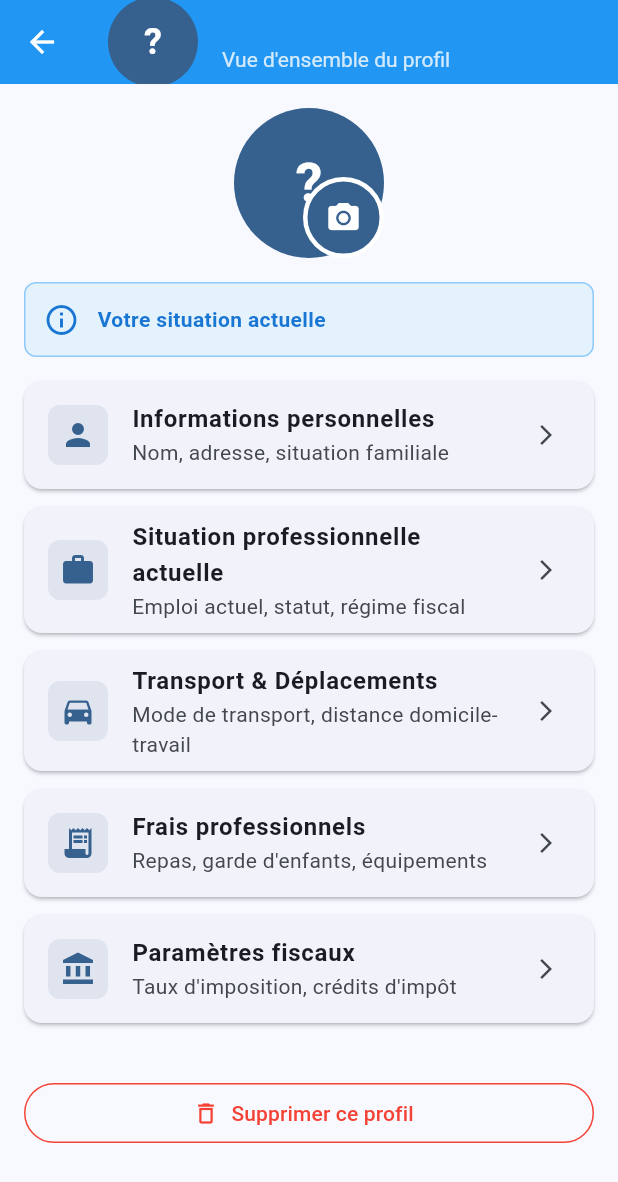
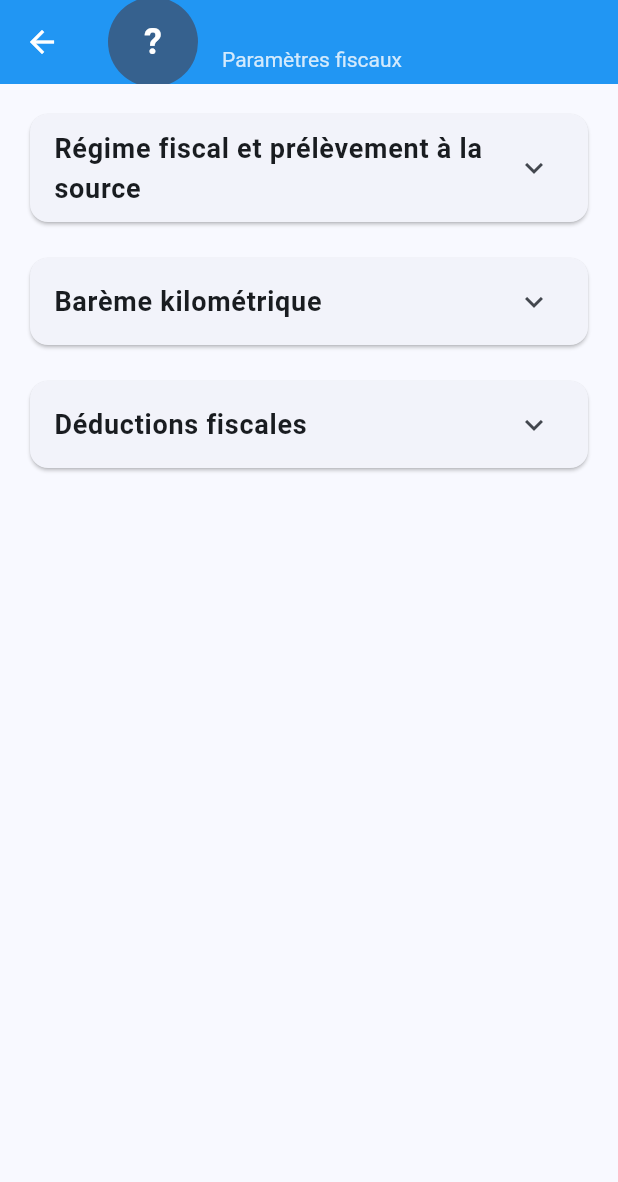
Before and after one commit to ShakaTry/job_cost, a Flutter app: the ProfileDetailScreen screen opened directly with empty values, after a tap on "Paramètres fiscaux", on a phone screen of 412 x 824 dp. Shown: the top 1182 px of the screen. Run offline on Flutter 3.47's test engine with Material 3 defaults, Android fonts, the phone set to English and light mode, and no system bars; our stand-ins replace shared_preferences; accounts and stored records are empty.

Commit message:
feat: Ajouter la page Paramètres fiscaux
- Créer fiscal_parameters_screen.dart avec architecture ExpansionTile
- Ajouter 6 nouveaux champs fiscaux dans UserProfile
- Mettre à jour profile_service.dart pour gérer les nouveaux champs
- Ajouter les constantes nécessaires (régimes fiscaux, barème kilométrique)
- Intégrer la page dans profile_detail_screen.dart
- Nettoyer une méthode non utilisée dans personal_info_screen.dart

🤖 Generated with [Claude Code](https://claude.ai/code)

Co-Authored-By: Claude <noreply@anthropic.com>

```diff
--- a/lib/constants/app_constants.dart
+++ b/lib/constants/app_constants.dart
@@ -129,4 +129,22 @@ class AppConstants {
     'Centre de loisirs',
     'Autre',
   ];
+
+  // Fiscal parameters
+  static const List<String> fiscalRegimes = [
+    'Déduction forfaitaire 10%',
+    'Frais réels',
+  ];
+
+  static const List<String> mileageScaleCategories = [
+    '3-4 CV',
+    '5 CV',
+    '6 CV',
+    '7 CV et plus',
+  ];
+
+  // Default fiscal values
+  static const double defaultWithholdingRate = 0.0; // %
+  static const double defaultFiscalParts = 1.0;
+  static const double defaultDeductibleCSG = 6.8; // % standard
 }
--- a/lib/constants/app_strings.dart
+++ b/lib/constants/app_strings.dart
@@ -70,8 +70,8 @@ class AppStrings {
   static const String transportSubtitle = 'Mode de transport, distance domicile-travail';
   static const String professionalExpensesTitle = 'Frais professionnels';
   static const String professionalExpensesSubtitle = 'Repas, garde d\'enfants, équipements';
-  static const String taxParametersTitle = 'Paramètres fiscaux';
-  static const String taxParametersSubtitle = 'Taux d\'imposition, crédits d\'impôt';
+  static const String fiscalParametersTitle = 'Paramètres fiscaux';
+  static const String fiscalParametersSubtitle = 'Régime fiscal, taux de prélèvement';
 
   // Other
   static const String notSpecified = 'Non renseigné';
--- a/lib/models/user_profile.dart
+++ b/lib/models/user_profile.dart
@@ -50,6 +50,14 @@ class UserProfile {
   final double? trainingCost; // Formation non remboursée
   final double? unionFees; // Cotisations syndicales
 
+  // Fiscal parameters fields
+  final String? fiscalRegime; // Régime fiscal (réel ou forfaitaire)
+  final double? withholdingRate; // Taux de prélèvement à la source
+  final double? fiscalParts; // Nombre de parts fiscales
+  final String? mileageScaleCategory; // Catégorie barème kilométrique (3-4CV, 5CV, etc.)
+  final double? deductibleCSG; // CSG déductible (pourcentage personnalisé si différent du standard)
+  final double? additionalDeductions; // Autres déductions fiscales mensuelles
+
   UserProfile({
     required this.id,
     required this.lastName,
@@ -93,6 +101,12 @@ class UserProfile {
     this.professionalEquipment,
     this.trainingCost,
     this.unionFees,
+    this.fiscalRegime,
+    this.withholdingRate,
+    this.fiscalParts,
+    this.mileageScaleCategory,
+    this.deductibleCSG,
+    this.additionalDeductions,
   });
 
   String get fullName => '$firstName $lastName';
@@ -138,6 +152,12 @@ class UserProfile {
     double? professionalEquipment,
     double? trainingCost,
     double? unionFees,
+    String? fiscalRegime,
+    double? withholdingRate,
+    double? fiscalParts,
+    String? mileageScaleCategory,
+    double? deductibleCSG,
+    double? additionalDeductions,
   }) {
     return UserProfile(
       id: id,
@@ -182,6 +202,12 @@ class UserProfile {
       professionalEquipment: professionalEquipment ?? this.professionalEquipment,
       trainingCost: trainingCost ?? this.trainingCost,
       unionFees: unionFees ?? this.unionFees,
+      fiscalRegime: fiscalRegime ?? this.fiscalRegime,
+      withholdingRate: withholdingRate ?? this.withholdingRate,
+      fiscalParts: fiscalParts ?? this.fiscalParts,
+      mileageScaleCategory: mileageScaleCategory ?? this.mileageScaleCategory,
+      deductibleCSG: deductibleCSG ?? this.deductibleCSG,
+      additionalDeductions: additionalDeductions ?? this.additionalDeductions,
     );
   }
 
@@ -226,6 +252,12 @@ class UserProfile {
     double? professionalEquipment,
     double? trainingCost,
     double? unionFees,
+    String? fiscalRegime,
+    double? withholdingRate,
+    double? fiscalParts,
+    String? mileageScaleCategory,
+    double? deductibleCSG,
+    double? additionalDeductions,
   }) {
     return UserProfile(
       id: DateTime.now().millisecondsSinceEpoch.toString(),
@@ -270,6 +302,12 @@ class UserProfile {
       professionalEquipment: professionalEquipment,
       trainingCost: trainingCost,
       unionFees: unionFees,
+      fiscalRegime: fiscalRegime,
+      withholdingRate: withholdingRate,
+      fiscalParts: fiscalParts,
+      mileageScaleCategory: mileageScaleCategory,
+      deductibleCSG: deductibleCSG,
+      additionalDeductions: additionalDeductions,
     );
   }
 }
--- /dev/null
+++ b/lib/screens/fiscal_parameters_screen.dart
@@ -0,0 +1,368 @@
+import 'package:flutter/material.dart';
+import 'package:flutter/services.dart';
+import '../models/user_profile.dart';
+import '../services/profile_service.dart';
+import '../constants/app_constants.dart';
+import '../constants/app_strings.dart';
+import '../widgets/profile_avatar.dart';
+
+class FiscalParametersScreen extends StatefulWidget {
+  final UserProfile profile;
+
+  const FiscalParametersScreen({
+    super.key,
+    required this.profile,
+  });
+
+  @override
+  State<FiscalParametersScreen> createState() => _FiscalParametersScreenState();
+}
+
+class _FiscalParametersScreenState extends State<FiscalParametersScreen> {
+  final _profileService = ProfileService();
+  late UserProfile _profile;
+
+  // Controllers pour régime fiscal
+  final _withholdingRateController = TextEditingController();
+  final _fiscalPartsController = TextEditingController();
+
+  // Controllers pour barème kilométrique
+  final _deductibleCSGController = TextEditingController();
+
+  // Controllers pour autres déductions
+  final _additionalDeductionsController = TextEditingController();
+
+  String? _fiscalRegime;
+  String? _mileageScaleCategory;
+
+  // États d'expansion des sections
+  bool _fiscalRegimeExpanded = false;
+  bool _mileageScaleExpanded = false;
+  bool _deductionsExpanded = false;
+
+  @override
+  void initState() {
+    super.initState();
+    _profile = widget.profile;
+    _initializeControllers();
+    _setupListeners();
+  }
+
+  void _initializeControllers() {
+    // Régime fiscal
+    _fiscalRegime = _profile.fiscalRegime;
+    _withholdingRateController.text = _profile.withholdingRate?.toStringAsFixed(2) ?? '';
+    _fiscalPartsController.text = _profile.fiscalParts?.toStringAsFixed(1) ?? '';
+
+    // Barème kilométrique
+    _mileageScaleCategory = _profile.mileageScaleCategory;
+    _deductibleCSGController.text = _profile.deductibleCSG?.toStringAsFixed(2) ?? '';
+
+    // Autres déductions
+    _additionalDeductionsController.text = _profile.additionalDeductions?.toStringAsFixed(2) ?? '';
+  }
+
+  void _setupListeners() {
+    // Listeners pour sauvegarde automatique
+    _withholdingRateController.addListener(_saveProfile);
+    _fiscalPartsController.addListener(_saveProfile);
+    _deductibleCSGController.addListener(_saveProfile);
+    _additionalDeductionsController.addListener(_saveProfile);
+  }
+
+  @override
+  void dispose() {
+    // Disposal des controllers
+    _withholdingRateController.dispose();
+    _fiscalPartsController.dispose();
+    _deductibleCSGController.dispose();
+    _additionalDeductionsController.dispose();
+    super.dispose();
+  }
+
+  Future<void> _saveProfile() async {
+    try {
+      _profile = _profile.copyWith(
+        fiscalRegime: _fiscalRegime,
+        withholdingRate: double.tryParse(_withholdingRateController.text),
+        fiscalParts: double.tryParse(_fiscalPartsController.text),
+        mileageScaleCategory: _mileageScaleCategory,
+        deductibleCSG: double.tryParse(_deductibleCSGController.text),
+        additionalDeductions: double.tryParse(_additionalDeductionsController.text),
+      );
+
+      await _profileService.updateProfile(_profile);
+    } catch (e) {
+      debugPrint('Erreur lors de la sauvegarde: $e');
+    }
+  }
+
+  @override
+  Widget build(BuildContext context) {
+    return PopScope(
+      canPop: false,
+      onPopInvokedWithResult: (didPop, result) async {
+        if (!didPop) {
+          Navigator.pop(context, _profile);
+        }
+      },
+      child: Scaffold(
+        appBar: AppBar(
+          backgroundColor: Colors.blue,
+          foregroundColor: Colors.white,
+          elevation: 0,
+          title: Row(
+            children: [
+              ProfileAvatar(
+                firstName: _profile.firstName,
+                radius: AppConstants.smallAvatarRadius,
+                fontSize: AppConstants.smallAvatarFontSize,
+              ),
+              const SizedBox(width: AppConstants.defaultPadding),
+              Expanded(
+                child: Column(
+                  crossAxisAlignment: CrossAxisAlignment.start,
+                  children: [
+                    Text(
+                      _profile.fullName,
+                      style: const TextStyle(
+                        fontSize: 18,
+                        fontWeight: FontWeight.bold,
+                      ),
+                    ),
+                    Text(
+                      AppStrings.fiscalParametersTitle,
+                      style: TextStyle(
+                        fontSize: 14,
+                        color: Colors.white.withValues(alpha: 0.8),
+                      ),
+                    ),
+                  ],
+                ),
+              ),
+            ],
+          ),
+        ),
+        body: SingleChildScrollView(
+          padding: const EdgeInsets.all(16.0),
+          child: Column(
+            crossAxisAlignment: CrossAxisAlignment.stretch,
+            children: [
+              // Section 1 - Régime fiscal et prélèvement à la source
+              Card(
+                child: ExpansionTile(
+                  initiallyExpanded: _fiscalRegimeExpanded,
+                  onExpansionChanged: (expanded) {
+                    setState(() {
+                      _fiscalRegimeExpanded = expanded;
+                    });
+                  },
+                  shape: const Border(),
+                  title: const Text(
+                    'Régime fiscal et prélèvement à la source',
+                    style: TextStyle(
+                      fontSize: 18,
+                      fontWeight: FontWeight.bold,
+                    ),
+                  ),
+                  children: [
+                    Padding(
+                      padding: const EdgeInsets.all(16.0),
+                      child: Column(
+                        children: [
+                          DropdownButtonFormField<String>(
+                            value: _fiscalRegime,
+                            decoration: const InputDecoration(
+                              labelText: 'Régime fiscal',
+                              border: OutlineInputBorder(),
+                            ),
+                            items: AppConstants.fiscalRegimes.map((regime) {
+                              return DropdownMenuItem(
+                                value: regime,
+                                child: Text(regime),
+                              );
+                            }).toList(),
+                            onChanged: (value) {
+                              setState(() {
+                                _fiscalRegime = value;
+                                _saveProfile();
+                              });
+                            },
+                          ),
+                          const SizedBox(height: 16),
+                          TextFormField(
+                            controller: _withholdingRateController,
+                            decoration: const InputDecoration(
+                              labelText: 'Taux de prélèvement à la source',
+                              hintText: 'Ex: 7.50',
+                              suffixText: '%',
+                              border: OutlineInputBorder(),
+                            ),
+                            keyboardType: const TextInputType.numberWithOptions(decimal: true),
+                            inputFormatters: [
+                              FilteringTextInputFormatter.allow(RegExp(r'^\d*\.?\d{0,2}')),
+                            ],
+                            textInputAction: TextInputAction.next,
+                          ),
+                          const SizedBox(height: 16),
+                          TextFormField(
+                            controller: _fiscalPartsController,
+                            decoration: const InputDecoration(
+                              labelText: 'Nombre de parts fiscales',
+                              hintText: 'Ex: 2.5',
+                              border: OutlineInputBorder(),
+                            ),
+                            keyboardType: const TextInputType.numberWithOptions(decimal: true),
+                            inputFormatters: [
+                              FilteringTextInputFormatter.allow(RegExp(r'^\d*\.?\d{0,1}')),
+                            ],
+                            textInputAction: TextInputAction.next,
+                          ),
+                        ],
+                      ),
+                    ),
+                  ],
+                ),
+              ),
+              const SizedBox(height: 16),
+
+              // Section 2 - Barème kilométrique
+              Card(
+                child: ExpansionTile(
+                  initiallyExpanded: _mileageScaleExpanded,
+                  onExpansionChanged: (expanded) {
+                    setState(() {
+                      _mileageScaleExpanded = expanded;
+                    });
+                  },
+                  shape: const Border(),
+                  title: const Text(
+                    'Barème kilométrique',
+                    style: TextStyle(
+                      fontSize: 18,
+                      fontWeight: FontWeight.bold,
+                    ),
+                  ),
+                  children: [
+                    Padding(
+                      padding: const EdgeInsets.all(16.0),
+                      child: Column(
+                        children: [
+                          DropdownButtonFormField<String>(
+                            value: _mileageScaleCategory,
+                            decoration: const InputDecoration(
+                              labelText: 'Catégorie du barème kilométrique',
+                              border: OutlineInputBorder(),
+                            ),
+                            items: AppConstants.mileageScaleCategories.map((category) {
+                              return DropdownMenuItem(
+                                value: category,
+                                child: Text(category),
+                              );
+                            }).toList(),
+                            onChanged: (value) {
+                              setState(() {
+                                _mileageScaleCategory = value;
+                                _saveProfile();
+                              });
+                            },
+                          ),
+                          const SizedBox(height: 16),
+                          Container(
+                            padding: const EdgeInsets.all(12),
+                            decoration: BoxDecoration(
+                              color: Colors.blue.withValues(alpha: 0.1),
+                              borderRadius: BorderRadius.circular(8),
+                            ),
+                            child: Row(
+                              children: [
+                                Icon(
+                                  Icons.info_outline,
+                                  color: Colors.blue[700],
+                                  size: 20,
+                                ),
+                                const SizedBox(width: 8),
+                                Expanded(
+                                  child: Text(
+                                    'Le barème kilométrique sera utilisé pour calculer vos frais réels de transport',
+                                    style: TextStyle(
+                                      color: Colors.blue[700],
+                                      fontSize: 14,
+                                    ),
+                                  ),
+                                ),
+                              ],
+                            ),
+                          ),
+                        ],
+                      ),
+                    ),
+                  ],
+                ),
+              ),
+              const SizedBox(height: 16),
+
+              // Section 3 - Déductions fiscales
+              Card(
+                child: ExpansionTile(
+                  initiallyExpanded: _deductionsExpanded,
+                  onExpansionChanged: (expanded) {
+                    setState(() {
+                      _deductionsExpanded = expanded;
+                    });
+                  },
+                  shape: const Border(),
+                  title: const Text(
+                    'Déductions fiscales',
+                    style: TextStyle(
+                      fontSize: 18,
+                      fontWeight: FontWeight.bold,
+                    ),
+                  ),
+                  children: [
+                    Padding(
+                      padding: const EdgeInsets.all(16.0),
+                      child: Column(
+                        children: [
+                          TextFormField(
+                            controller: _deductibleCSGController,
+                            decoration: const InputDecoration(
+                              labelText: 'CSG déductible (si différent du standard)',
+                              hintText: 'Laisser vide pour utiliser le taux standard',
+                              suffixText: '%',
+                              border: OutlineInputBorder(),
+                            ),
+                            keyboardType: const TextInputType.numberWithOptions(decimal: true),
+                            inputFormatters: [
+                              FilteringTextInputFormatter.allow(RegExp(r'^\d*\.?\d{0,2}')),
+                            ],
+                            textInputAction: TextInputAction.next,
+                          ),
+                          const SizedBox(height: 16),
+                          TextFormField(
+                            controller: _additionalDeductionsController,
+                            decoration: const InputDecoration(
+                              labelText: 'Autres déductions fiscales mensuelles',
+                              hintText: 'Pension alimentaire, épargne retraite, etc.',
+                              suffixText: '€/mois',
+                              border: OutlineInputBorder(),
+                            ),
+                            keyboardType: const TextInputType.numberWithOptions(decimal: true),
+                            inputFormatters: [
+                              FilteringTextInputFormatter.allow(RegExp(r'^\d*\.?\d{0,2}')),
+                            ],
+                            textInputAction: TextInputAction.done,
+                          ),
+                        ],
+                      ),
+                    ),
+                  ],
+                ),
+              ),
+            ],
+          ),
+        ),
+      ),
+    );
+  }
+}
--- a/lib/screens/personal_info_screen.dart
+++ b/lib/screens/personal_info_screen.dart
@@ -617,24 +617,4 @@ class _PersonalInfoScreenState extends State<PersonalInfoScreen> {
     );
   }
 
-  void _pickImage() {
-    showDialog(
-      context: context,
-      builder: (BuildContext context) {
-        return AlertDialog(
-          title: const Text(AppStrings.profilePhotoTitle),
-          content: const Text(AppStrings.profilePhotoInfo),
-          actions: [
-            TextButton(
-              onPressed: () {
-                Navigator.of(context).pop();
-              },
-              child: const Text(AppStrings.ok),
-            ),
-          ],
-        );
-      },
-    );
-  }
-
 }
--- a/lib/screens/profile_detail_screen.dart
+++ b/lib/screens/profile_detail_screen.dart
@@ -8,6 +8,7 @@ import 'personal_info_screen.dart';
 import 'professional_situation_screen.dart';
 import 'transport_screen.dart';
 import 'professional_expenses_screen.dart';
+import 'fiscal_parameters_screen.dart';
 
 class ProfileDetailScreen extends StatefulWidget {
   final UserProfile profile;
@@ -221,10 +222,30 @@ class _ProfileDetailScreenState extends State<ProfileDetailScreen> {
               _buildSectionCard(
                 context,
                 icon: Icons.account_balance,
-                title: AppStrings.taxParametersTitle,
-                subtitle: AppStrings.taxParametersSubtitle,
-                onTap: () {
-                  // TODO: Navigation
+                title: AppStrings.fiscalParametersTitle,
+                subtitle: AppStrings.fiscalParametersSubtitle,
+                onTap: () async {
+                  try {
+                    final updatedProfile = await Navigator.push<UserProfile>(
+                      context,
+                      MaterialPageRoute(
+                        builder: (context) => FiscalParametersScreen(profile: profile),
+                      ),
+                    );
+
+                    if (updatedProfile != null && mounted) {
+                      setState(() {
+                        profile = updatedProfile;
+                      });
+                    }
+                  } catch (e) {
+                    if (mounted) {
+                      // ignore: use_build_context_synchronously
+                      ScaffoldMessenger.of(context).showSnackBar(
+                        SnackBar(content: Text('Erreur de navigation: $e')),
+                      );
+                    }
+                  }
                 },
               ),
 
--- a/lib/services/profile_service.dart
+++ b/lib/services/profile_service.dart
@@ -66,6 +66,7 @@ class ProfileService {
       'createdAt': profile.createdAt.toIso8601String(),
       'employmentStatus': profile.employmentStatus,
       'companyName': profile.companyName,
+      'companyAddress': profile.companyAddress,
       'jobTitle': profile.jobTitle,
       'workTimePercentage': profile.workTimePercentage,
       'weeklyHours': profile.weeklyHours,
@@ -93,6 +94,12 @@ class ProfileService {
       'professionalEquipment': profile.professionalEquipment,
       'trainingCost': profile.trainingCost,
       'unionFees': profile.unionFees,
+      'fiscalRegime': profile.fiscalRegime,
+      'withholdingRate': profile.withholdingRate,
+      'fiscalParts': profile.fiscalParts,
+      'mileageScaleCategory': profile.mileageScaleCategory,
+      'deductibleCSG': profile.deductibleCSG,
+      'additionalDeductions': profile.additionalDeductions,
     };
   }
 
@@ -167,6 +174,7 @@ class ProfileService {
           : DateTime.now(),
       employmentStatus: json['employmentStatus'] as String? ?? 'Salarié(e) CDI',
       companyName: json['companyName'] as String?,
+      companyAddress: json['companyAddress'] as String?,
       jobTitle: json['jobTitle'] as String?,
       workTimePercentage: workTimePercentage,
       weeklyHours: weeklyHours,
@@ -196,6 +204,12 @@ class ProfileService {
       professionalEquipment: (json['professionalEquipment'] as num?)?.toDouble(),
       trainingCost: (json['trainingCost'] as num?)?.toDouble(),
       unionFees: (json['unionFees'] as num?)?.toDouble(),
+      fiscalRegime: json['fiscalRegime'] as String?,
+      withholdingRate: (json['withholdingRate'] as num?)?.toDouble(),
+      fiscalParts: (json['fiscalParts'] as num?)?.toDouble(),
+      mileageScaleCategory: json['mileageScaleCategory'] as String?,
+      deductibleCSG: (json['deductibleCSG'] as num?)?.toDouble(),
+      additionalDeductions: (json['additionalDeductions'] as num?)?.toDouble(),
     );
   }
 }
```
